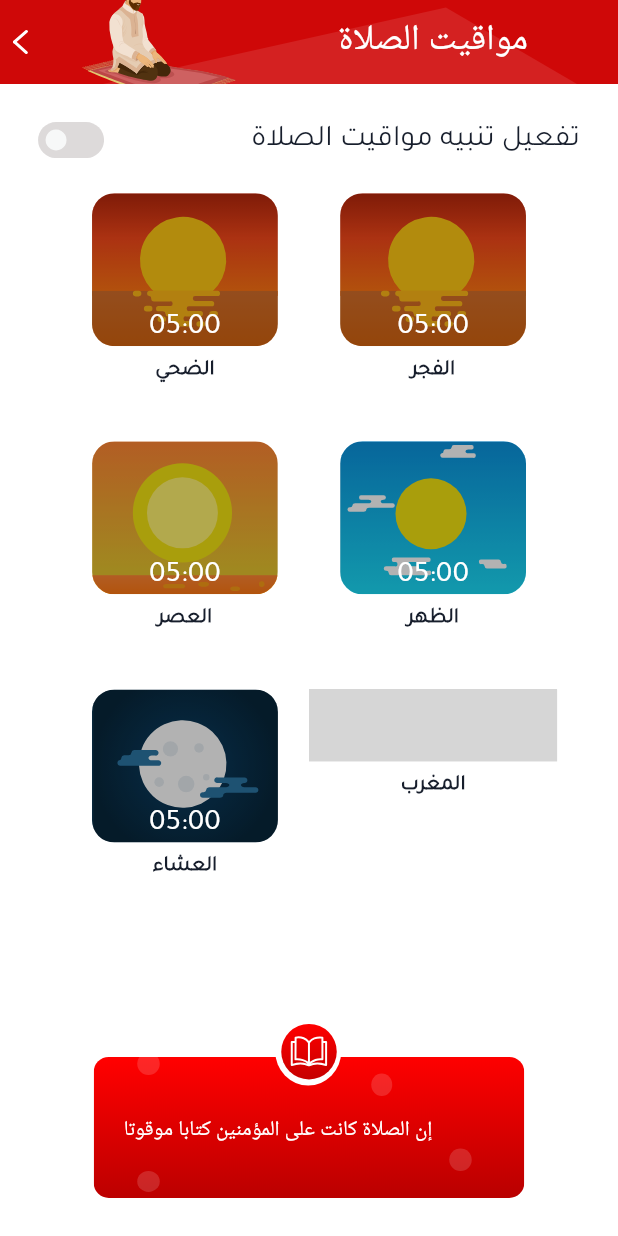
After one commit to Mohammedomargallya39/besmkallahom, a Flutter app: the ElsalahTimeWidget screen opened directly, on a phone screen of 412 x 824 dp. The commit adds this screen. Run offline on Flutter 3.47's test engine with Material 2 defaults, Android fonts, the phone set to English and light mode, and no system bars; our stand-ins replace bloc, connectivity_plus, custom_navigation_bar, dartz, dio, equatable and 6 more; missing offline and left inert: flutter_share; accounts and stored records are empty; project files that could hold a hidden picture were left out; grey boxes are pictures that could not be loaded.

Commit message:
elsalah_time

```diff
--- a/lib/core/util/resources/appString.dart
+++ b/lib/core/util/resources/appString.dart
@@ -15,5 +15,13 @@ class AppString {
   static const totalTasbeeh = 'مجموع التسبيحات';
   static const copy = 'نسخ';
   static const repeat = 'عدد التكرار';
+  static const elsalahAlarm = 'تفعيل تنبيه مواقيت الصلاة';
+  static const elfagr = 'الفجر';
+  static const eldoha = 'الضحي';
+  static const eldhohr = 'الظهر';
+  static const elasr = 'العصر';
+  static const elmaghrb = 'المغرب';
+  static const eleshaa = 'العشاء';
+
 
 }
--- a/lib/core/util/resources/assets.gen.dart
+++ b/lib/core/util/resources/assets.gen.dart
@@ -148,8 +148,38 @@ class $AssetsImagesSvgGen {
   /// File path: assets/images/svg/evening_azkar_appbar.svg
   String get eveningAzkarAppBar => 'assets/images/svg/evening_azkar_appbar.svg';
 
+  /// File path: assets/images/svg/elasr.svg
+  String get elasr => 'assets/images/svg/elasr.svg';
+
+  /// File path: assets/images/svg/eldhohr.svg
+  String get eldhohr => 'assets/images/svg/eldhohr.svg';
+
+  /// File path: assets/images/svg/eleshaa.svg
+  String get eleshaa => 'assets/images/svg/eleshaa.svg';
+
+  /// File path: assets/images/svg/elfagr.svg
+  String get elfagr => 'assets/images/svg/elfagr.svg';
+
+  /// File path: assets/images/svg/elmaghrb.svg
+  String get elmaghrb => 'assets/images/svg/elmaghrb.svg';
+
+  /// File path: assets/images/svg/elsalah_time_appbar_background.svg
+  String get elsalahTimeAppBar => 'assets/images/svg/elsalah_time_appbar_background.svg';
+
+  /// File path: assets/images/svg/elsalah_time_button.svg
+  String get elsalahTimeButton=> 'assets/images/svg/elsalah_time_button.svg';
+
   /// File path: assets/images/svg/slah
   String get slah => 'assets/images/svg/slah.svg';
+
+  /// File path: assets/images/svg/alarm_true.svg
+  String get alarmTrue => 'assets/images/svg/alarm_true.svg';
+
+  /// File path: assets/images/svg/alarm_false.svg
+  String get alarmFalse => 'assets/images/svg/alarm_false.svg';
+
+  /// File path: assets/images/svg/salah_zekr.svg
+  String get salahZekr => 'assets/images/svg/salah_zekr.svg';
 
   /// File path: assets/images/svg/quran_card
   String get quranCard => 'assets/images/svg/quran_card.svg';
--- a/lib/core/util/widgets/default_app_bar.dart
+++ b/lib/core/util/widgets/default_app_bar.dart
@@ -22,7 +22,7 @@ PreferredSizeWidget defaultAppBar({required BuildContext context,required String
               Navigator.pop(context);
             },
             child: SvgPicture.asset(
-              Assets.images.svg.arrowBack,
+              Assets.images.svg.backIcon,
             ),
           ),
         ),
--- a/lib/features/home/presentation/controller/bloc.dart
+++ b/lib/features/home/presentation/controller/bloc.dart
@@ -108,4 +108,11 @@ void pickRandomHomeSlah()
     emit(AyahOnPressedValueState());
   }
 
+  bool alarmIcon = false;
+
+  void changAlarm() {
+    alarmIcon = !alarmIcon;
+    emit(AlarmChangeState());
+  }
+
 }
--- a/lib/features/home/presentation/controller/state.dart
+++ b/lib/features/home/presentation/controller/state.dart
@@ -11,3 +11,4 @@ class ChangeCurrentTasbeehNumber extends HomeState {}
 class ChangeRepetitionNumber extends HomeState {}
 class ResetCurrentTasbeehNumber extends HomeState {}
 class GetTotalTasbeeh extends HomeState {}
+class AlarmChangeState extends HomeState {}
--- a/lib/features/home/presentation/screens/azkar/azkar_widget.dart
+++ b/lib/features/home/presentation/screens/azkar/azkar_widget.dart
@@ -5,6 +5,7 @@ import 'package:besmkallahom/core/util/resources/constants_manager.dart';
 import 'package:besmkallahom/core/util/resources/extensions_manager.dart';
 import 'package:besmkallahom/core/util/widgets/default_text.dart';
 import 'package:besmkallahom/features/home/presentation/screens/azkar/azkar_view_screen.dart';
+import 'package:besmkallahom/features/home/presentation/screens/azkar/elsalah_time_screen.dart';
 import 'package:besmkallahom/features/home/presentation/widgets/azkar_build_item.dart';
 import 'package:flutter/material.dart';
 
@@ -20,6 +21,7 @@ class AzkarWidget extends StatelessWidget {
       Assets.images.svg.azkarElmasged,
       Assets.images.svg.azkarElnoom,
       Assets.images.svg.azkarElsalah,
+      Assets.images.svg.elsalahTimeButton,
     ];
 
     return Scaffold(
@@ -37,15 +39,20 @@ class AzkarWidget extends StatelessWidget {
               verticalSpace(8.h),
               Expanded(
                 child: ListView.builder(
+                  physics: const BouncingScrollPhysics(),
                   itemBuilder: (context, index) => InkWell(
                     onTap: (){
-                      navigateTo(context, AzkarViewScreen(azkarIndex: index,));
+                      if(index == 5){
+                        navigateTo(context, const ElsalahTimeScreen());
+                      }else{
+                        navigateTo(context, AzkarViewScreen(azkarIndex: index,));
+                      }
                     },
                     child: AzkarBuildItem(
                       itemBackground: itemBackground[index],
                     ),
                   ),
-                  itemCount: itemBackground.length,
+                  itemCount:6,
                 ),
               )
             ],
--- /dev/null
+++ b/lib/features/home/presentation/screens/azkar/elsalah_time_screen.dart
@@ -0,0 +1,11 @@
+import 'package:besmkallahom/features/home/presentation/screens/azkar/elsalah_time_widget.dart';
+import 'package:flutter/material.dart';
+
+class ElsalahTimeScreen extends StatelessWidget {
+  const ElsalahTimeScreen({Key? key}) : super(key: key);
+
+  @override
+  Widget build(BuildContext context) {
+    return const ElsalahTimeWidget();
+  }
+}
--- /dev/null
+++ b/lib/features/home/presentation/screens/azkar/elsalah_time_widget.dart
@@ -0,0 +1,94 @@
+import 'package:besmkallahom/core/util/resources/appString.dart';
+import 'package:besmkallahom/core/util/resources/assets.gen.dart';
+import 'package:besmkallahom/core/util/resources/colors_manager.dart';
+import 'package:besmkallahom/core/util/resources/constants_manager.dart';
+import 'package:besmkallahom/core/util/resources/extensions_manager.dart';
+import 'package:besmkallahom/core/util/widgets/default_app_bar.dart';
+import 'package:besmkallahom/core/util/widgets/default_text.dart';
+import 'package:besmkallahom/features/home/presentation/controller/bloc.dart';
+import 'package:besmkallahom/features/home/presentation/controller/state.dart';
+import 'package:besmkallahom/features/home/presentation/widgets/build_elsalah_item.dart';
+import 'package:flutter/material.dart';
+import 'package:flutter_bloc/flutter_bloc.dart';
+import 'package:flutter_svg/svg.dart';
+
+class ElsalahTimeWidget extends StatelessWidget {
+  const ElsalahTimeWidget({Key? key}) : super(key: key);
+
+  @override
+  Widget build(BuildContext context) {
+    List<String> elsalahImages = [
+      Assets.images.svg.elfagr,
+      Assets.images.svg.elfagr,
+      Assets.images.svg.eldhohr,
+      Assets.images.svg.elasr,
+      Assets.images.svg.elmaghrb,
+      Assets.images.svg.eleshaa,
+    ];
+
+    List<String> elsalah = [
+      AppString.elfagr,
+      AppString.eldoha,
+      AppString.eldhohr,
+      AppString.elasr,
+      AppString.elmaghrb,
+      AppString.eleshaa,
+    ];
+    HomeCubit homeCubit = HomeCubit.get(context);
+    return BlocBuilder<HomeCubit, HomeState>(
+      builder: (context, state) {
+        return Scaffold(
+          appBar: defaultAppBar(
+              context: context,
+              appBarBackground: Assets.images.svg.elsalahTimeAppBar),
+          body: Padding(
+            padding: designApp,
+            child: Directionality(
+              textDirection: TextDirection.rtl,
+              child: Column(
+                crossAxisAlignment: CrossAxisAlignment.start,
+                children: [
+                  Row(
+                    children: [
+                      const DefaultText(
+                          title: AppString.elsalahAlarm, style: Style.small),
+                      const Spacer(),
+                      InkWell(
+                        onTap: () {
+                          homeCubit.changAlarm();
+                        },
+                        child: SvgPicture.asset(homeCubit.alarmIcon
+                            ? Assets.images.svg.alarmTrue
+                            : Assets.images.svg.alarmFalse),
+                      )
+                    ],
+                  ),
+                  verticalSpace(1.h),
+                  Expanded(
+                    child: Padding(
+                      padding: EdgeInsets.all(15.rSp),
+                      child: GridView.count(
+                        crossAxisCount: 2,
+                        physics: const BouncingScrollPhysics(),
+                        children: List.generate(
+                            elsalahImages.length,
+                            (index) => BuildElsalahItem(
+                                  elsalahImage: elsalahImages[index],
+                                  elsalah: elsalah[index],
+                                )),
+                      ),
+                    ),
+                  ),
+                  Align(
+                    alignment: AlignmentDirectional.center,
+                    child: SvgPicture.asset(Assets.images.svg.salahZekr),
+                  ),
+                ],
+              ),
+            ),
+          ),
+        );
+      },
+    );
+  }
+}
--- /dev/null
+++ b/lib/features/home/presentation/widgets/build_elsalah_item.dart
@@ -0,0 +1,32 @@
+import 'package:besmkallahom/core/util/resources/colors_manager.dart';
+import 'package:besmkallahom/core/util/resources/constants_manager.dart';
+import 'package:besmkallahom/core/util/resources/extensions_manager.dart';
+import 'package:besmkallahom/core/util/widgets/default_text.dart';
+import 'package:flutter/material.dart';
+import 'package:flutter_svg/svg.dart';
+
+class BuildElsalahItem extends StatelessWidget {
+   BuildElsalahItem({Key? key,required this.elsalahImage,required this.elsalah}) : super(key: key);
+
+
+  String elsalahImage;
+  String elsalah;
+
+  @override
+  Widget build(BuildContext context) {
+    return Column(
+      crossAxisAlignment: CrossAxisAlignment.center,
+      children: [
+        Stack(
+          alignment: AlignmentDirectional.bottomCenter,
+          children: [
+            SvgPicture.asset(elsalahImage),
+            const DefaultText(title: '05:00', style: Style.small,color: ColorsManager.white,)
+          ],
+        ),
+        verticalSpace(1.h),
+        DefaultText(title: elsalah, style: Style.medium,fontWeight: FontWeight.bold,)
+      ],
+    );
+  }
+}
```
Also changed, not shown: assets/images/svg/alarm_false.svg (added), assets/images/svg/alarm_true.svg (added), assets/images/svg/elasr.svg (added), assets/images/svg/eldhohr.svg (added), assets/images/svg/eleshaa.svg (added), assets/images/svg/elfagr.svg (added), assets/images/svg/elmaghrb.svg (added), assets/images/svg/elsalah_time_appbar_background.svg (added), assets/images/svg/elsalah_time_button.svg (added), assets/images/svg/salah_zekr.svg (added).
